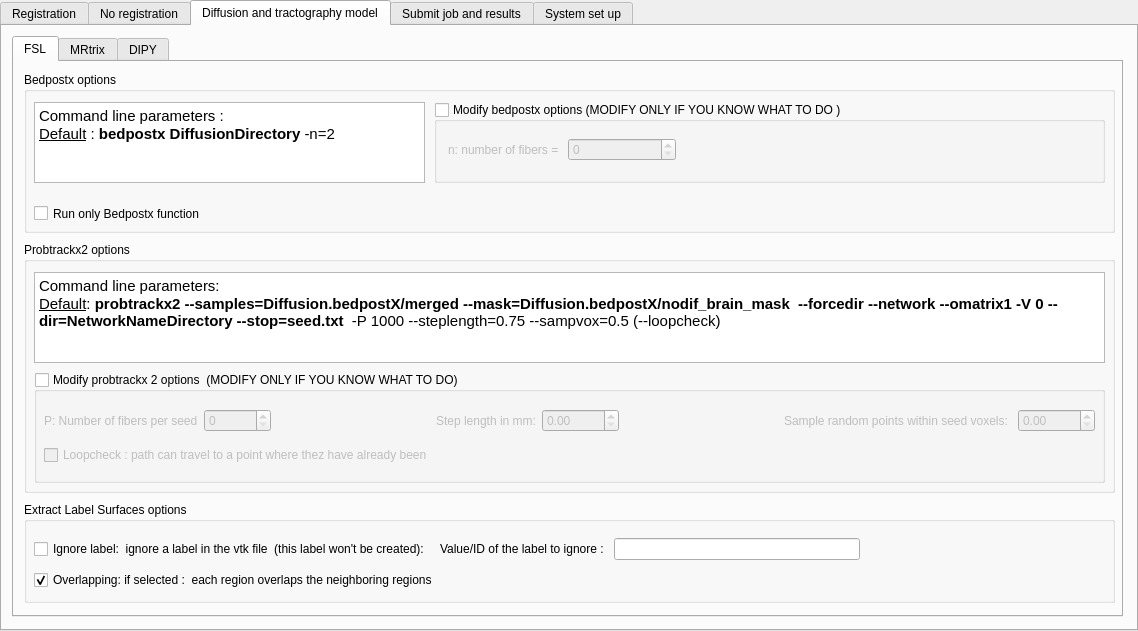
This is interface_tab.ui in HZBCPP/CONTINUITY-lite as Qt 5 draws it before an edit. The edited form follows.
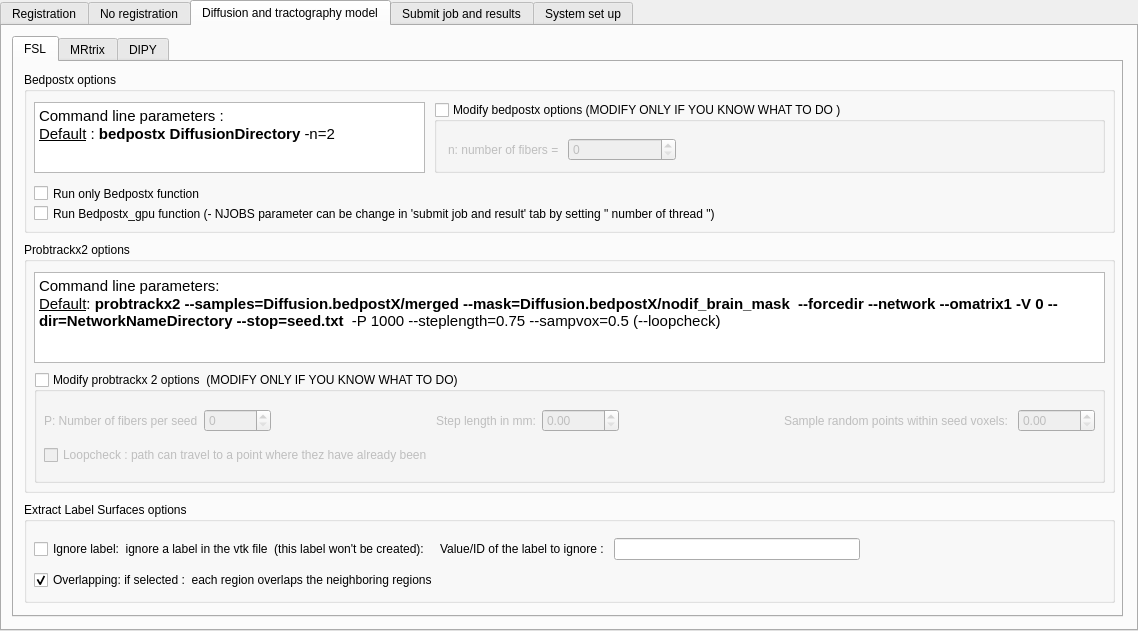
This is the edited form. The open tabs and pages were chosen to show the change.

Diff of the .ui file:
```diff
--- a/interface_tab.ui
+++ b/interface_tab.ui
@@ -4186,7 +4186,7 @@
          <x>10</x>
          <y>30</y>
          <width>391</width>
-         <height>81</height>
+         <height>71</height>
         </rect>
        </property>
        <property name="html">
@@ -4204,7 +4204,7 @@
          <x>410</x>
          <y>30</y>
          <width>671</width>
-         <height>81</height>
+         <height>71</height>
         </rect>
        </property>
        <property name="title">
@@ -4247,7 +4247,7 @@
        <property name="geometry">
         <rect>
          <x>10</x>
-         <y>130</y>
+         <y>110</y>
          <width>241</width>
          <height>23</height>
         </rect>
@@ -4256,6 +4256,19 @@
         <string>Run only Bedpostx function </string>
        </property>
       </widget>
+      <widget class="QCheckBox" name="bedpostx_gpu_checkBox">
+       <property name="geometry">
+        <rect>
+         <x>10</x>
+         <y>130</y>
+         <width>1061</width>
+         <height>23</height>
+        </rect>
+       </property>
+       <property name="text">
+        <string>Run Bedpostx_gpu function (- NJOBS parameter can be change in 'submit job and result' tab by setting &quot; number of thread &quot;)</string>
+       </property>
+      </widget>
      </widget>
      <widget class="QGroupBox" name="extract_label_surfaces_groupBox">
       <property name="geometry">
```
Left out of the diff: 85 changed lines with no effect on the pictures.
